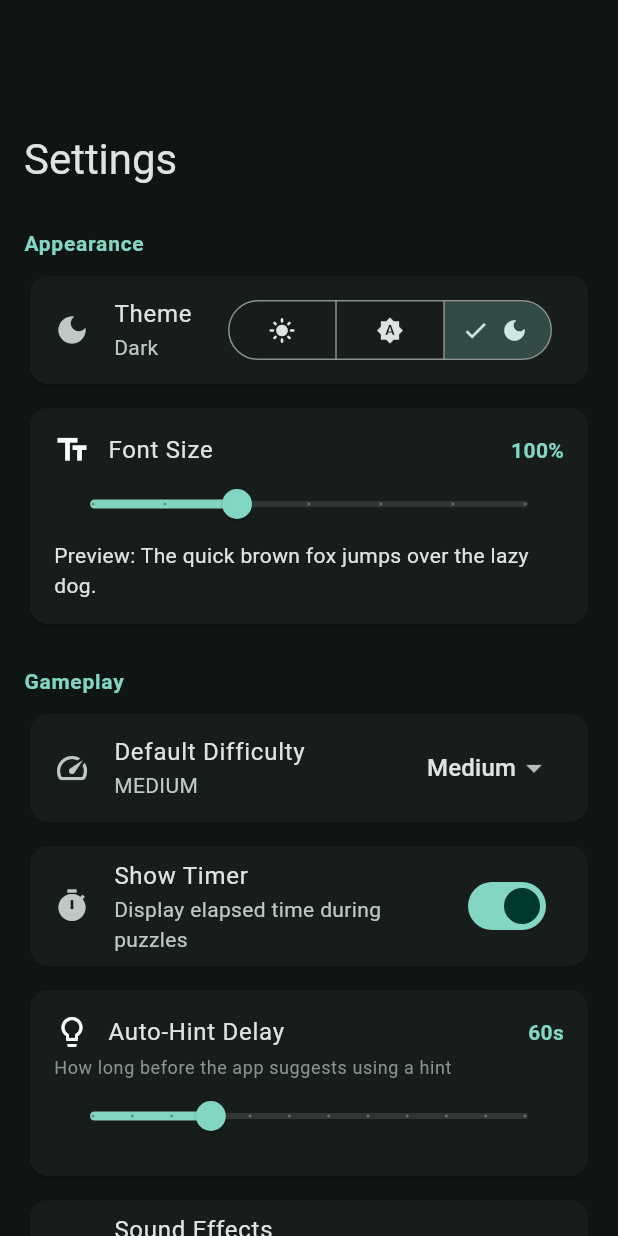
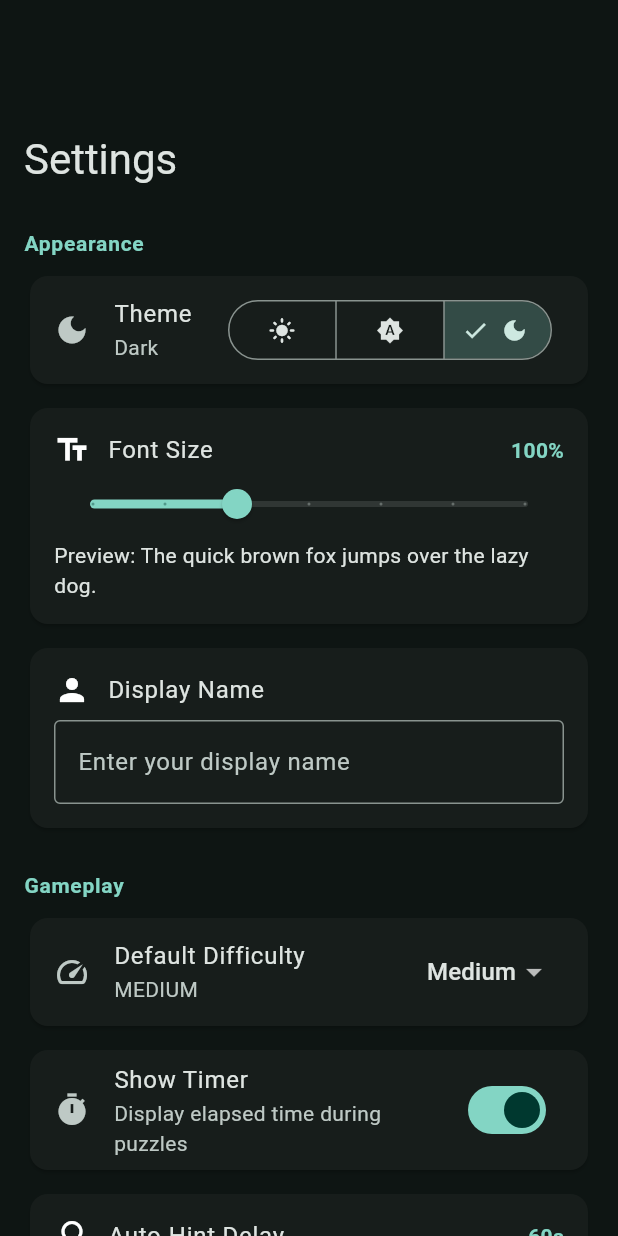
Before and after one commit to JulianBoolean03/PuzzleAPP, a Flutter app: the SettingsScreen widget shown alone on an empty page, opened directly, after a tap on the "light mode" icon, after a tap on the "brightness auto" icon, after a tap on the "dark mode" icon, on a phone screen of 412 x 824 dp. Run offline on Flutter 3.47's test engine with Material 3 defaults, Android fonts, the phone set to English and light mode, and no system bars; our stand-ins replace shared_preferences, sqflite, sqflite_common_ffi_web; accounts and stored records are empty.

Commit message:
added more user functions

```diff
--- a/lib/screens/home_screen.dart
+++ b/lib/screens/home_screen.dart
@@ -3,6 +3,7 @@ import 'package:provider/provider.dart';
 
 import '../models/mission.dart';
 import '../providers/game_provider.dart';
+import '../services/preferences_service.dart';
 import '../widgets/mission_card.dart';
 import 'mission_detail_screen.dart';
 import 'leaderboard_screen.dart';
@@ -106,7 +107,8 @@ class _MissionsViewState extends State<_MissionsView> {
     return CustomScrollView(
       slivers: [
         SliverAppBar.large(
-          title: Row(
+          title: Consumer<PreferencesService>(
+            builder: (context, prefs, child) => Row(
               children: [
                 Container(
                   width: 36,
@@ -122,8 +124,20 @@ class _MissionsViewState extends State<_MissionsView> {
                   ),
                 ),
                 const SizedBox(width: 10),
+                Column(
+                  crossAxisAlignment: CrossAxisAlignment.start,
+                  children: [
                     const Text('StoryPath'),
+                    Text(
+                      'Welcome, ${prefs.displayName}!',
+                      style: theme.textTheme.bodySmall?.copyWith(
+                        color: colorScheme.onSurfaceVariant,
+                      ),
+                    ),
                   ],
+                ),
+              ],
+            ),
           ),
           actions: [
             IconButton(
--- a/lib/screens/settings_screen.dart
+++ b/lib/screens/settings_screen.dart
@@ -21,6 +21,7 @@ class _SettingsScreenState extends State<SettingsScreen> {
   late int _hintDelay;
   late bool _timerEnabled;
   late bool _soundEnabled;
+  late String _displayName;
 
   @override
   void initState() {
@@ -30,6 +31,7 @@ class _SettingsScreenState extends State<SettingsScreen> {
     _hintDelay = prefs.hintDelaySeconds;
     _timerEnabled = prefs.timerEnabled;
     _soundEnabled = prefs.soundEnabled;
+    _displayName = prefs.displayName;
   }
 
   @override
@@ -41,9 +43,7 @@ class _SettingsScreenState extends State<SettingsScreen> {
 
     return CustomScrollView(
       slivers: [
-        SliverAppBar.large(
-          title: const Text('Settings'),
-        ),
+        SliverAppBar.large(title: const Text('Settings')),
         SliverToBoxAdapter(
           child: Padding(
             padding: const EdgeInsets.symmetric(horizontal: 16),
@@ -61,8 +61,8 @@ class _SettingsScreenState extends State<SettingsScreen> {
                       themeProvider.themeMode == ThemeMode.dark
                           ? Icons.dark_mode
                           : themeProvider.themeMode == ThemeMode.light
-                              ? Icons.light_mode
-                              : Icons.brightness_auto,
+                          ? Icons.light_mode
+                          : Icons.brightness_auto,
                     ),
                     title: const Text('Theme'),
                     subtitle: Text(_themeModeLabel(themeProvider.themeMode)),
@@ -101,10 +101,7 @@ class _SettingsScreenState extends State<SettingsScreen> {
                           children: [
                             const Icon(Icons.text_fields),
                             const SizedBox(width: 12),
-                            Text(
-                              'Font Size',
-                              style: theme.textTheme.bodyLarge,
-                            ),
+                            Text('Font Size', style: theme.textTheme.bodyLarge),
                             const Spacer(),
                             Text(
                               '${(themeProvider.fontScale * 100).round()}%',
@@ -136,6 +133,43 @@ class _SettingsScreenState extends State<SettingsScreen> {
                     ),
                   ),
                 ),
+                const SizedBox(height: 8),
+
+                // Display name
+                Card(
+                  child: Padding(
+                    padding: const EdgeInsets.all(16),
+                    child: Column(
+                      crossAxisAlignment: CrossAxisAlignment.start,
+                      children: [
+                        Row(
+                          children: [
+                            const Icon(Icons.person),
+                            const SizedBox(width: 12),
+                            Text(
+                              'Display Name',
+                              style: theme.textTheme.bodyLarge,
+                            ),
+                          ],
+                        ),
+                        const SizedBox(height: 8),
+                        TextField(
+                          controller: TextEditingController(text: _displayName),
+                          decoration: const InputDecoration(
+                            hintText: 'Enter your display name',
+                            border: OutlineInputBorder(),
+                          ),
+                          onChanged: (value) {
+                            _displayName = value;
+                          },
+                          onSubmitted: (value) {
+                            prefs.setDisplayName(value);
+                          },
+                        ),
+                      ],
+                    ),
+                  ),
+                ),
                 const SizedBox(height: 24),
 
                 // ── Gameplay ──
@@ -158,7 +192,10 @@ class _SettingsScreenState extends State<SettingsScreen> {
                       },
                       items: const [
                         DropdownMenuItem(value: 'easy', child: Text('Easy')),
-                        DropdownMenuItem(value: 'medium', child: Text('Medium')),
+                        DropdownMenuItem(
+                          value: 'medium',
+                          child: Text('Medium'),
+                        ),
                         DropdownMenuItem(value: 'hard', child: Text('Hard')),
                       ],
                     ),
@@ -235,7 +272,9 @@ class _SettingsScreenState extends State<SettingsScreen> {
                   child: SwitchListTile(
                     secondary: const Icon(Icons.volume_up),
                     title: const Text('Sound Effects'),
-                    subtitle: const Text('Play sounds for correct/wrong answers'),
+                    subtitle: const Text(
+                      'Play sounds for correct/wrong answers',
+                    ),
                     value: _soundEnabled,
                     onChanged: (value) {
                       setState(() => _soundEnabled = value);
@@ -312,14 +351,14 @@ class _SettingsScreenState extends State<SettingsScreen> {
     try {
       final path = await ExportService().exportData();
       if (!context.mounted) return;
-      ScaffoldMessenger.of(context).showSnackBar(
-        SnackBar(content: Text('Exported to: $path')),
-      );
+      ScaffoldMessenger.of(
+        context,
+      ).showSnackBar(SnackBar(content: Text('Exported to: $path')));
     } catch (e) {
       if (!context.mounted) return;
-      ScaffoldMessenger.of(context).showSnackBar(
-        SnackBar(content: Text('Export failed: $e')),
-      );
+      ScaffoldMessenger.of(
+        context,
+      ).showSnackBar(SnackBar(content: Text('Export failed: $e')));
     }
   }
 
@@ -362,9 +401,9 @@ class _SettingsScreenState extends State<SettingsScreen> {
       );
     } catch (e) {
       if (!context.mounted) return;
-      ScaffoldMessenger.of(context).showSnackBar(
-        SnackBar(content: Text('Import failed: $e')),
-      );
+      ScaffoldMessenger.of(
+        context,
+      ).showSnackBar(SnackBar(content: Text('Import failed: $e')));
     }
   }
 
--- a/lib/services/preferences_service.dart
+++ b/lib/services/preferences_service.dart
@@ -12,6 +12,7 @@ class PreferencesService {
   static const _keyTimerEnabled = 'timer_enabled';
   static const _keyLastMissionPlayed = 'last_mission_played';
   static const _keySoundEnabled = 'sound_enabled';
+  static const _keyDisplayName = 'display_name';
 
   final SharedPreferences _prefs;
 
@@ -51,4 +52,9 @@ class PreferencesService {
   bool get soundEnabled => _prefs.getBool(_keySoundEnabled) ?? true;
   Future<bool> setSoundEnabled(bool value) =>
       _prefs.setBool(_keySoundEnabled, value);
+
+  // Display name for the player
+  String get displayName => _prefs.getString(_keyDisplayName) ?? 'Player';
+  Future<bool> setDisplayName(String value) =>
+      _prefs.setString(_keyDisplayName, value);
 }
```
Lines whose indentation alone changed are shown as unchanged.
